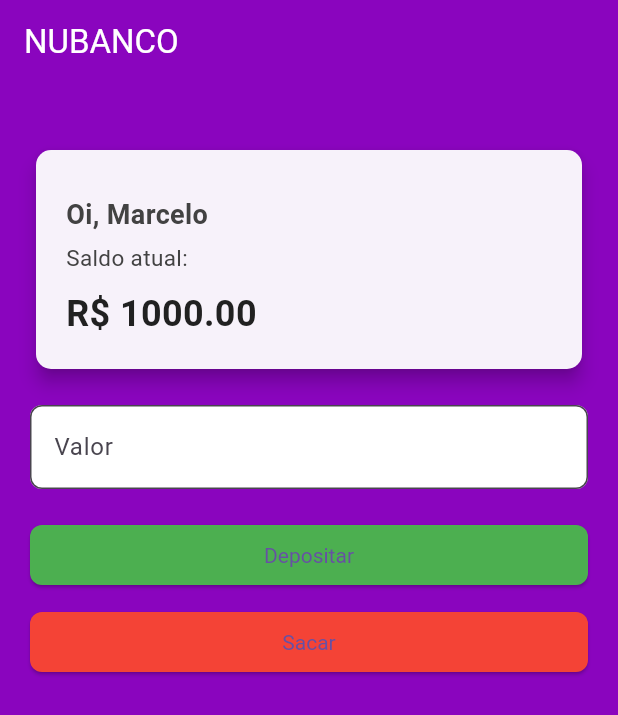
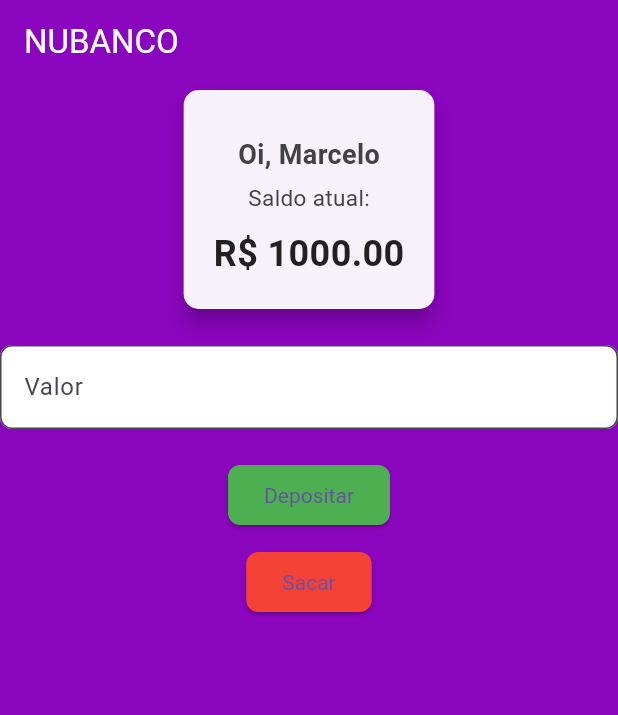
Before and after one commit to MarceloColares000/ap1-mobile, a Flutter app: the screen it shows after launch, on a phone screen of 412 x 824 dp. Shown: the top 715 px of the screen. Run offline on Flutter 3.47's test engine with Material 3 defaults, Android fonts, the phone set to English and light mode, and no system bars.

Commit message:
Update main.dart

```diff
--- a/lib/main.dart
+++ b/lib/main.dart
@@ -58,9 +58,7 @@ class _BancoInterfaceState extends State<BancoInterface> {
   @override
   Widget build(BuildContext context) {
     return SingleChildScrollView(
-      padding: EdgeInsets.symmetric(horizontal: 20, vertical: 40),
       child: Column(
-        crossAxisAlignment: CrossAxisAlignment.stretch,
         children: [
           Card(
             elevation: 5,
@@ -70,7 +68,6 @@ class _BancoInterfaceState extends State<BancoInterface> {
             child: Padding(
               padding: const EdgeInsets.all(20.0),
               child: Column(
-                crossAxisAlignment: CrossAxisAlignment.start,
                 children: [
                   SizedBox(height: 10),
                   Text(
```
